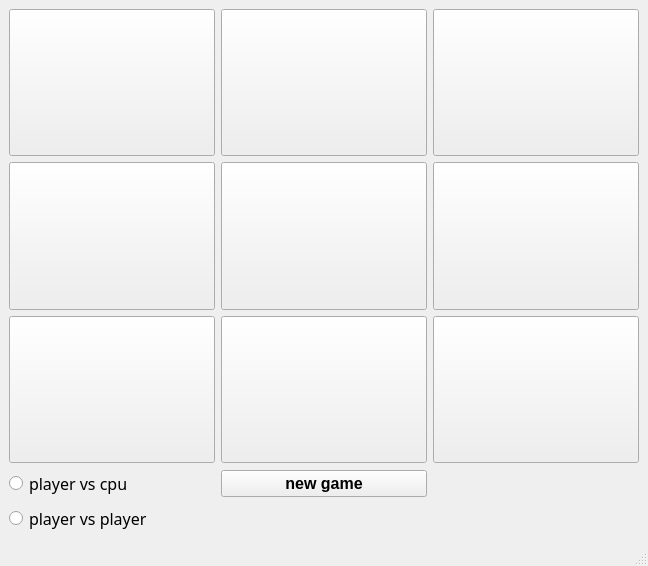
MahdiAhmadiKamal/PyLearn7-GUI, file PyLearn7-Assignment18/tic_tac_toe/main_window.ui: the form before one commit.
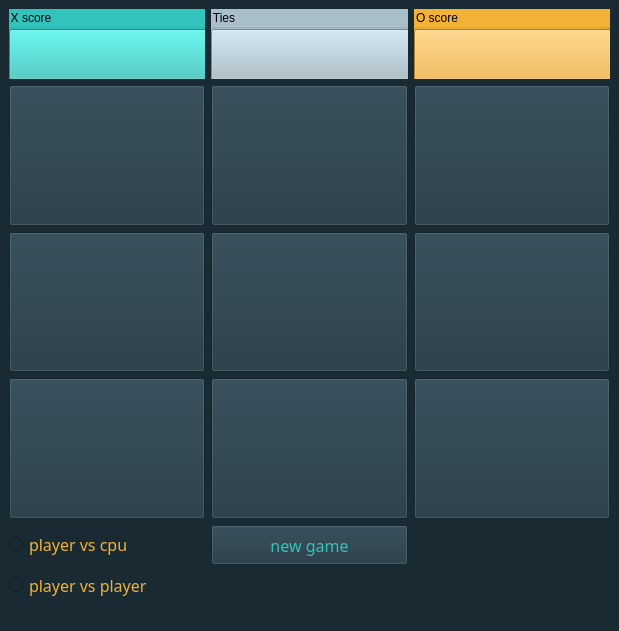
The form after the commit.

```diff
--- a/PyLearn7-Assignment18/tic_tac_toe/main_window.ui
+++ b/PyLearn7-Assignment18/tic_tac_toe/main_window.ui
@@ -6,12 +6,12 @@
    <rect>
     <x>0</x>
     <y>0</y>
-    <width>648</width>
-    <height>566</height>
+    <width>619</width>
+    <height>631</height>
    </rect>
   </property>
   <property name="sizePolicy">
-   <sizepolicy hsizetype="Minimum" vsizetype="Expanding">
+   <sizepolicy hsizetype="Minimum" vsizetype="Fixed">
     <horstretch>0</horstretch>
     <verstretch>0</verstretch>
    </sizepolicy>
@@ -24,117 +24,110 @@
   <property name="windowTitle">
    <string>MainWindow</string>
   </property>
+  <property name="styleSheet">
+   <string notr="true">background-color: rgb(25, 42, 50)</string>
+  </property>
   <widget class="QWidget" name="centralwidget">
    <layout class="QGridLayout" name="gridLayout">
-    <item row="2" column="0">
-     <widget class="QPushButton" name="btn_7">
+    <item row="0" column="0">
+     <widget class="QGroupBox" name="groupBox">
       <property name="sizePolicy">
-       <sizepolicy hsizetype="Minimum" vsizetype="Expanding">
+       <sizepolicy hsizetype="Minimum" vsizetype="Fixed">
         <horstretch>0</horstretch>
         <verstretch>0</verstretch>
        </sizepolicy>
       </property>
-      <property name="font">
-       <font>
-        <pointsize>40</pointsize>
-        <bold>true</bold>
-       </font>
+      <property name="minimumSize">
+       <size>
+        <width>0</width>
+        <height>70</height>
+       </size>
       </property>
-      <property name="text">
-       <string/>
+      <property name="styleSheet">
+       <string notr="true">background-color: rgb(49, 195, 188)
+</string>
       </property>
-     </widget>
-    </item>
-    <item row="1" column="1">
-     <widget class="QPushButton" name="btn_5">
-      <property name="sizePolicy">
-       <sizepolicy hsizetype="Minimum" vsizetype="Expanding">
-        <horstretch>0</horstretch>
-        <verstretch>0</verstretch>
-       </sizepolicy>
+      <property name="title">
+       <string>X score</string>
       </property>
-      <property name="font">
-       <font>
-        <pointsize>40</pointsize>
-        <bold>true</bold>
-       </font>
-      </property>
-      <property name="text">
-       <string/>
-      </property>
+      <widget class="QPushButton" name="scoreboard_x">
+       <property name="geometry">
+        <rect>
+         <x>0</x>
+         <y>20</y>
+         <width>201</width>
+         <height>51</height>
+        </rect>
+       </property>
+       <property name="font">
+        <font>
+         <family>Arial Black</family>
+         <pointsize>26</pointsize>
+         <bold>true</bold>
+        </font>
+       </property>
+       <property name="text">
+        <string/>
+       </property>
+      </widget>
      </widget>
     </item>
-    <item row="0" column="2">
-     <widget class="QPushButton" name="btn_3">
-      <property name="sizePolicy">
-       <sizepolicy hsizetype="Minimum" vsizetype="Expanding">
-        <horstretch>0</horstretch>
-        <verstretch>0</verstretch>
-       </sizepolicy>
-      </property>
-      <property name="font">
-       <font>
-        <pointsize>40</pointsize>
-        <bold>true</bold>
-       </font>
-      </property>
-      <property name="text">
-       <string/>
-      </property>
-     </widget>
-    </item>
-    <item row="1" column="0">
-     <widget class="QPushButton" name="btn_4">
-      <property name="sizePolicy">
-       <sizepolicy hsizetype="Minimum" vsizetype="Expanding">
-        <horstretch>0</horstretch>
-        <verstretch>0</verstretch>
-       </sizepolicy>
-      </property>
-      <property name="font">
-       <font>
-        <pointsize>40</pointsize>
-        <bold>true</bold>
-       </font>
-      </property>
-      <property name="text">
-       <string/>
-      </property>
-     </widget>
-    </item>
-    <item row="2" column="1">
-     <widget class="QPushButton" name="btn_8">
-      <property name="sizePolicy">
-       <sizepolicy hsizetype="Minimum" vsizetype="Expanding">
-        <horstretch>0</horstretch>
-        <verstretch>0</verstretch>
-       </sizepolicy>
-      </property>
-      <property name="font">
-       <font>
-        <pointsize>40</pointsize>
-        <bold>true</bold>
-       </font>
-      </property>
-      <property name="text">
-       <string/>
-      </property>
-     </widget>
-    </item>
-    <item row="3" column="1">
+    <item row="4" column="1">
      <widget class="QPushButton" name="btn_newgame">
+      <property name="sizePolicy">
+       <sizepolicy hsizetype="Minimum" vsizetype="Fixed">
+        <horstretch>0</horstretch>
+        <verstretch>0</verstretch>
+       </sizepolicy>
+      </property>
+      <property name="minimumSize">
+       <size>
+        <width>0</width>
+        <height>40</height>
+       </size>
+      </property>
       <property name="font">
        <font>
+        <family>Showcard Gothic</family>
         <pointsize>12</pointsize>
-        <bold>true</bold>
+        <bold>false</bold>
        </font>
       </property>
+      <property name="styleSheet">
+       <string notr="true">background-color:rgb(31, 53, 64);
+color: rgb(49, 195, 188)
+</string>
+      </property>
       <property name="text">
        <string>new game</string>
       </property>
      </widget>
     </item>
-    <item row="0" column="0">
+    <item row="2" column="0">
+     <widget class="QPushButton" name="btn_4">
+      <property name="sizePolicy">
+       <sizepolicy hsizetype="Minimum" vsizetype="Expanding">
+        <horstretch>0</horstretch>
+        <verstretch>0</verstretch>
+       </sizepolicy>
+      </property>
+      <property name="font">
+       <font>
+        <pointsize>40</pointsize>
+        <bold>true</bold>
+       </font>
+      </property>
+      <property name="styleSheet">
+       <string notr="true">background-color:rgb(31, 53, 64);
+
+</string>
+      </property>
+      <property name="text">
+       <string/>
+      </property>
+     </widget>
+    </item>
+    <item row="1" column="0">
      <widget class="QPushButton" name="btn_1">
       <property name="sizePolicy">
        <sizepolicy hsizetype="Minimum" vsizetype="Expanding">
@@ -148,82 +141,39 @@
         <bold>true</bold>
        </font>
       </property>
-      <property name="text">
-       <string/>
+      <property name="styleSheet">
+       <string notr="true">background-color:rgb(31, 53, 64);
+
+</string>
       </property>
-     </widget>
-    </item>
-    <item row="2" column="2">
-     <widget class="QPushButton" name="btn_9">
-      <property name="sizePolicy">
-       <sizepolicy hsizetype="Minimum" vsizetype="Expanding">
-        <horstretch>0</horstretch>
-        <verstretch>0</verstretch>
-       </sizepolicy>
-      </property>
-      <property name="font">
-       <font>
-        <pointsize>40</pointsize>
-        <bold>true</bold>
-       </font>
-      </property>
       <property name="text">
        <string/>
       </property>
      </widget>
     </item>
-    <item row="3" column="0">
+    <item row="4" column="0">
      <widget class="QRadioButton" name="player_vs_cpu">
+      <property name="sizePolicy">
+       <sizepolicy hsizetype="Minimum" vsizetype="Fixed">
+        <horstretch>0</horstretch>
+        <verstretch>0</verstretch>
+       </sizepolicy>
+      </property>
       <property name="font">
        <font>
         <family>Showcard Gothic</family>
         <pointsize>12</pointsize>
        </font>
       </property>
+      <property name="styleSheet">
+       <string notr="true">color: rgb(242, 177, 55)</string>
+      </property>
       <property name="text">
        <string>player vs cpu</string>
       </property>
      </widget>
     </item>
-    <item row="0" column="1">
-     <widget class="QPushButton" name="btn_2">
-      <property name="sizePolicy">
-       <sizepolicy hsizetype="Minimum" vsizetype="Expanding">
-        <horstretch>0</horstretch>
-        <verstretch>0</verstretch>
-       </sizepolicy>
-      </property>
-      <property name="font">
-       <font>
-        <pointsize>40</pointsize>
-        <bold>true</bold>
-       </font>
-      </property>
-      <property name="text">
-       <string/>
-      </property>
-     </widget>
-    </item>
-    <item row="1" column="2">
-     <widget class="QPushButton" name="btn_6">
-      <property name="sizePolicy">
-       <sizepolicy hsizetype="Minimum" vsizetype="Expanding">
-        <horstretch>0</horstretch>
-        <verstretch>0</verstretch>
-       </sizepolicy>
-      </property>
-      <property name="font">
-       <font>
-        <pointsize>40</pointsize>
-        <bold>true</bold>
-       </font>
-      </property>
-      <property name="text">
-       <string/>
-      </property>
-     </widget>
-    </item>
-    <item row="4" column="0">
+    <item row="5" column="0">
      <widget class="QRadioButton" name="player_vs_player">
       <property name="font">
        <font>
@@ -231,11 +181,266 @@
         <pointsize>12</pointsize>
        </font>
       </property>
+      <property name="styleSheet">
+       <string notr="true">color: rgb(242, 177, 55)</string>
+      </property>
       <property name="text">
        <string>player vs player</string>
       </property>
      </widget>
     </item>
+    <item row="1" column="2">
+     <widget class="QPushButton" name="btn_3">
+      <property name="sizePolicy">
+       <sizepolicy hsizetype="Minimum" vsizetype="Expanding">
+        <horstretch>0</horstretch>
+        <verstretch>0</verstretch>
+       </sizepolicy>
+      </property>
+      <property name="font">
+       <font>
+        <pointsize>40</pointsize>
+        <bold>true</bold>
+       </font>
+      </property>
+      <property name="styleSheet">
+       <string notr="true">background-color:rgb(31, 53, 64);
+
+</string>
+      </property>
+      <property name="text">
+       <string/>
+      </property>
+     </widget>
+    </item>
+    <item row="2" column="2">
+     <widget class="QPushButton" name="btn_6">
+      <property name="sizePolicy">
+       <sizepolicy hsizetype="Minimum" vsizetype="Expanding">
+        <horstretch>0</horstretch>
+        <verstretch>0</verstretch>
+       </sizepolicy>
+      </property>
+      <property name="font">
+       <font>
+        <pointsize>40</pointsize>
+        <bold>true</bold>
+       </font>
+      </property>
+      <property name="styleSheet">
+       <string notr="true">background-color:rgb(31, 53, 64);
+
+</string>
+      </property>
+      <property name="text">
+       <string/>
+      </property>
+     </widget>
+    </item>
+    <item row="3" column="0">
+     <widget class="QPushButton" name="btn_7">
+      <property name="sizePolicy">
+       <sizepolicy hsizetype="Minimum" vsizetype="Expanding">
+        <horstretch>0</horstretch>
+        <verstretch>0</verstretch>
+       </sizepolicy>
+      </property>
+      <property name="font">
+       <font>
+        <pointsize>40</pointsize>
+        <bold>true</bold>
+       </font>
+      </property>
+      <property name="styleSheet">
+       <string notr="true">background-color:rgb(31, 53, 64);
+
+</string>
+      </property>
+      <property name="text">
+       <string/>
+      </property>
+     </widget>
+    </item>
+    <item row="3" column="2">
+     <widget class="QPushButton" name="btn_9">
+      <property name="sizePolicy">
+       <sizepolicy hsizetype="Minimum" vsizetype="Expanding">
+        <horstretch>0</horstretch>
+        <verstretch>0</verstretch>
+       </sizepolicy>
+      </property>
+      <property name="font">
+       <font>
+        <pointsize>40</pointsize>
+        <bold>true</bold>
+       </font>
+      </property>
+      <property name="styleSheet">
+       <string notr="true">background-color:rgb(31, 53, 64);
+
+</string>
+      </property>
+      <property name="text">
+       <string/>
+      </property>
+     </widget>
+    </item>
+    <item row="2" column="1">
+     <widget class="QPushButton" name="btn_5">
+      <property name="sizePolicy">
+       <sizepolicy hsizetype="Minimum" vsizetype="Expanding">
+        <horstretch>0</horstretch>
+        <verstretch>0</verstretch>
+       </sizepolicy>
+      </property>
+      <property name="font">
+       <font>
+        <pointsize>40</pointsize>
+        <bold>true</bold>
+       </font>
+      </property>
+      <property name="styleSheet">
+       <string notr="true">background-color:rgb(31, 53, 64);
+
+</string>
+      </property>
+      <property name="text">
+       <string/>
+      </property>
+     </widget>
+    </item>
+    <item row="3" column="1">
+     <widget class="QPushButton" name="btn_8">
+      <property name="sizePolicy">
+       <sizepolicy hsizetype="Minimum" vsizetype="Expanding">
+        <horstretch>0</horstretch>
+        <verstretch>0</verstretch>
+       </sizepolicy>
+      </property>
+      <property name="font">
+       <font>
+        <pointsize>40</pointsize>
+        <bold>true</bold>
+       </font>
+      </property>
+      <property name="styleSheet">
+       <string notr="true">background-color:rgb(31, 53, 64);
+
+</string>
+      </property>
+      <property name="text">
+       <string/>
+      </property>
+     </widget>
+    </item>
+    <item row="1" column="1">
+     <widget class="QPushButton" name="btn_2">
+      <property name="sizePolicy">
+       <sizepolicy hsizetype="Minimum" vsizetype="Expanding">
+        <horstretch>0</horstretch>
+        <verstretch>0</verstretch>
+       </sizepolicy>
+      </property>
+      <property name="font">
+       <font>
+        <pointsize>40</pointsize>
+        <bold>true</bold>
+       </font>
+      </property>
+      <property name="styleSheet">
+       <string notr="true">background-color:rgb(31, 53, 64);
+
+</string>
+      </property>
+      <property name="text">
+       <string/>
+      </property>
+     </widget>
+    </item>
+    <item row="0" column="1">
+     <widget class="QGroupBox" name="groupBox_2">
+      <property name="sizePolicy">
+       <sizepolicy hsizetype="Minimum" vsizetype="Fixed">
+        <horstretch>0</horstretch>
+        <verstretch>0</verstretch>
+       </sizepolicy>
+      </property>
+      <property name="minimumSize">
+       <size>
+        <width>0</width>
+        <height>70</height>
+       </size>
+      </property>
+      <property name="styleSheet">
+       <string notr="true">background-color: rgb(168, 190, 201);</string>
+      </property>
+      <property name="title">
+       <string>Ties</string>
+      </property>
+      <widget class="QPushButton" name="scoreboard_tie">
+       <property name="geometry">
+        <rect>
+         <x>0</x>
+         <y>20</y>
+         <width>201</width>
+         <height>51</height>
+        </rect>
+       </property>
+       <property name="font">
+        <font>
+         <family>Arial Black</family>
+         <pointsize>26</pointsize>
+         <bold>true</bold>
+        </font>
+       </property>
+       <property name="text">
+        <string/>
+       </property>
+      </widget>
+     </widget>
+    </item>
+    <item row="0" column="2">
+     <widget class="QGroupBox" name="groupBox_3">
+      <property name="sizePolicy">
+       <sizepolicy hsizetype="Minimum" vsizetype="Fixed">
+        <horstretch>0</horstretch>
+        <verstretch>0</verstretch>
+       </sizepolicy>
+      </property>
+      <property name="minimumSize">
+       <size>
+        <width>0</width>
+        <height>70</height>
+       </size>
+      </property>
+      <property name="styleSheet">
+       <string notr="true">background-color: rgb(242, 177, 55)</string>
+      </property>
+      <property name="title">
+       <string>O score</string>
+      </property>
+      <widget class="QPushButton" name="scoreboard_o">
+       <property name="geometry">
+        <rect>
+         <x>0</x>
+         <y>20</y>
+         <width>201</width>
+         <height>51</height>
+        </rect>
+       </property>
+       <property name="font">
+        <font>
+         <family>Arial Black</family>
+         <pointsize>26</pointsize>
+         <bold>true</bold>
+        </font>
+       </property>
+       <property name="text">
+        <string/>
+       </property>
+      </widget>
+     </widget>
+    </item>
    </layout>
   </widget>
   <widget class="QMenuBar" name="menubar">
```
Left out of the diff: 19 changed lines with no effect on the pictures.
